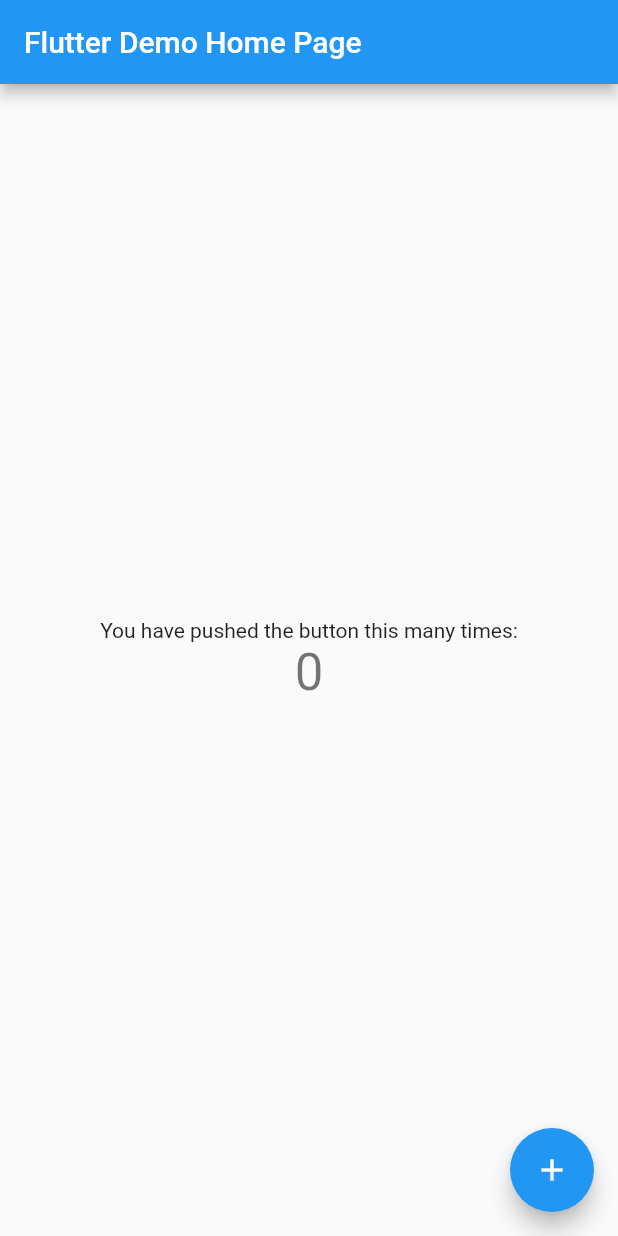
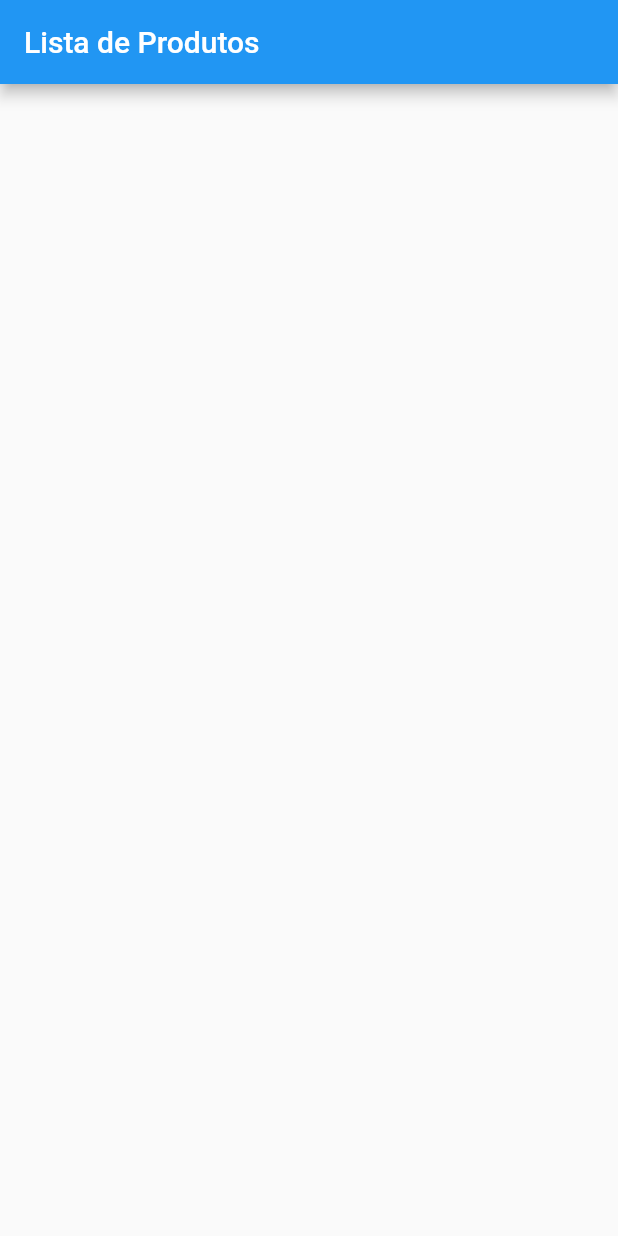
Before and after one commit to anderson-s/AppLojaVirtual, a Flutter app: the screen it shows after launch, on a phone screen of 412 x 824 dp. Run offline on Flutter 3.47's test engine with Material 2 defaults, Android fonts, the phone set to English and light mode, and no system bars.

Commit message:
Adicionando modelo do produto, dados e algumas outras alterações

```diff
--- a/lib/main.dart
+++ b/lib/main.dart
@@ -1,115 +1,22 @@
+import 'package:app_loja_virtual/views/products_overview.dart';
 import 'package:flutter/material.dart';
 
 void main() {
-  runApp(const MyApp());
+  runApp(
+    const MyWidget(),
+  );
 }
 
-class MyApp extends StatelessWidget {
-  const MyApp({super.key});
+class MyWidget extends StatelessWidget {
+  const MyWidget({super.key});
 
-  // This widget is the root of your application.
   @override
   Widget build(BuildContext context) {
+    final tema = ThemeData();
     return MaterialApp(
-      title: 'Flutter Demo',
-      theme: ThemeData(
-        // This is the theme of your application.
-        //
-        // Try running your application with "flutter run". You'll see the
-        // application has a blue toolbar. Then, without quitting the app, try
-        // changing the primarySwatch below to Colors.green and then invoke
-        // "hot reload" (press "r" in the console where you ran "flutter run",
-        // or simply save your changes to "hot reload" in a Flutter IDE).
-        // Notice that the counter didn't reset back to zero; the application
-        // is not restarted.
-        primarySwatch: Colors.blue,
-      ),
-      home: const MyHomePage(title: 'Flutter Demo Home Page'),
+      home: const ProductsOverView(),
+      debugShowCheckedModeBanner: false,
+      theme: tema.copyWith(),
     );
   }
 }
-
-class MyHomePage extends StatefulWidget {
-  const MyHomePage({super.key, required this.title});
-
-  // This widget is the home page of your application. It is stateful, meaning
-  // that it has a State object (defined below) that contains fields that affect
-  // how it looks.
-
-  // This class is the configuration for the state. It holds the values (in this
-  // case the title) provided by the parent (in this case the App widget) and
-  // used by the build method of the State. Fields in a Widget subclass are
-  // always marked "final".
-
-  final String title;
-
-  @override
-  State<MyHomePage> createState() => _MyHomePageState();
-}
-
-class _MyHomePageState extends State<MyHomePage> {
-  int _counter = 0;
-
-  void _incrementCounter() {
-    setState(() {
-      // This call to setState tells the Flutter framework that something has
-      // changed in this State, which causes it to rerun the build method below
-      // so that the display can reflect the updated values. If we changed
-      // _counter without calling setState(), then the build method would not be
-      // called again, and so nothing would appear to happen.
-      _counter++;
-    });
-  }
-
-  @override
-  Widget build(BuildContext context) {
-    // This method is rerun every time setState is called, for instance as done
-    // by the _incrementCounter method above.
-    //
-    // The Flutter framework has been optimized to make rerunning build methods
-    // fast, so that you can just rebuild anything that needs updating rather
-    // than having to individually change instances of widgets.
-    return Scaffold(
-      appBar: AppBar(
-        // Here we take the value from the MyHomePage object that was created by
-        // the App.build method, and use it to set our appbar title.
-        title: Text(widget.title),
-      ),
-      body: Center(
-        // Center is a layout widget. It takes a single child and positions it
-        // in the middle of the parent.
-        child: Column(
-          // Column is also a layout widget. It takes a list of children and
-          // arranges them vertically. By default, it sizes itself to fit its
-          // children horizontally, and tries to be as tall as its parent.
-          //
-          // Invoke "debug painting" (press "p" in the console, choose the
-          // "Toggle Debug Paint" action from the Flutter Inspector in Android
-          // Studio, or the "Toggle Debug Paint" command in Visual Studio Code)
-          // to see the wireframe for each widget.
-          //
-          // Column has various properties to control how it sizes itself and
-          // how it positions its children. Here we use mainAxisAlignment to
-          // center the children vertically; the main axis here is the vertical
-          // axis because Columns are vertical (the cross axis would be
-          // horizontal).
-          mainAxisAlignment: MainAxisAlignment.center,
-          children: <Widget>[
-            const Text(
-              'You have pushed the button this many times:',
-            ),
-            Text(
-              '$_counter',
-              style: Theme.of(context).textTheme.headline4,
-            ),
-          ],
-        ),
-      ),
-      floatingActionButton: FloatingActionButton(
-        onPressed: _incrementCounter,
-        tooltip: 'Increment',
-        child: const Icon(Icons.add),
-      ), // This trailing comma makes auto-formatting nicer for build methods.
-    );
-  }
-}
--- /dev/null
+++ b/lib/views/products_overview.dart
@@ -0,0 +1,19 @@
+import 'package:flutter/material.dart';
+
+class ProductsOverView extends StatefulWidget {
+  const ProductsOverView({super.key});
+
+  @override
+  State<ProductsOverView> createState() => _ProductsOverViewState();
+}
+
+class _ProductsOverViewState extends State<ProductsOverView> {
+  @override
+  Widget build(BuildContext context) {
+    return Scaffold(
+      appBar: AppBar(
+        title: const Text("Lista de Produtos"),
+      ),
+    );
+  }
+}
```
Also changed, not shown: lib/models/data/products_data.dart (added, +35 -0 lines), lib/models/product.dart (added, +46 -0 lines), pubspec.yaml (+11 -9 lines), assets/fonts/Anton-Regular.ttf (added), assets/fonts/Lato-Bold.ttf (added), assets/fonts/Lato-Regular.ttf (added), pubspec.lock, 1 other file.
